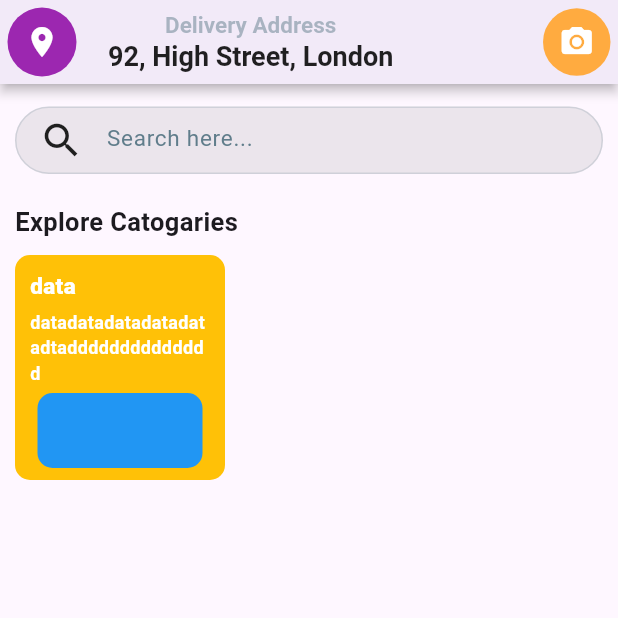
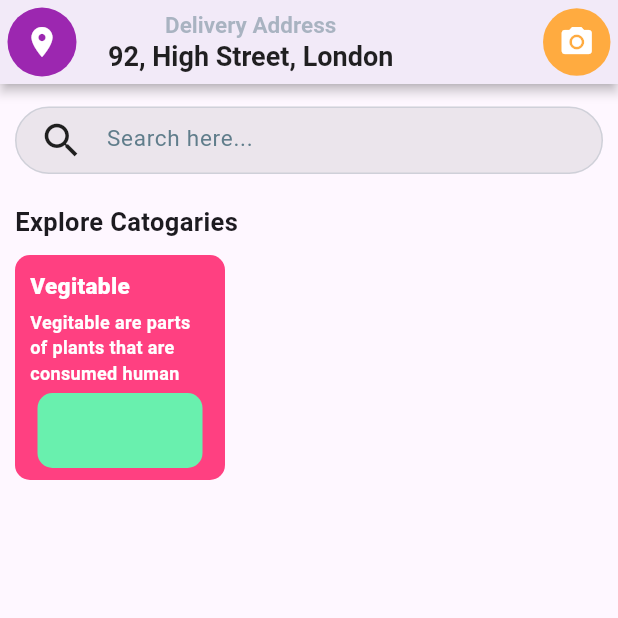
Before and after one commit to DP-Flutter-course/grocery-app-layout, a Flutter app: the screen it shows after launch, on a phone screen of 412 x 824 dp, the top half of it. Run offline on Flutter 3.47's test engine with Material 3 defaults, Android fonts, the phone set to English and light mode, and no system bars.

Commit message:
create widget for the container

```diff
--- a/grocery_app/lib/pages/homePage.dart
+++ b/grocery_app/lib/pages/homePage.dart
@@ -1,6 +1,7 @@
 import 'package:flutter/material.dart';
 import 'package:grocery_app/pages/searchBar.dart';
 import 'package:grocery_app/widgets/appBar.dart';
+import 'package:grocery_app/widgets/firstContainer.dart';
 
 class HomePage extends StatelessWidget {
   const HomePage({super.key});
@@ -36,55 +37,12 @@ class HomePage extends StatelessWidget {
               children: [
                 Padding(
                   padding: const EdgeInsets.only(left: 10),
-                  child: Container(
-                    height: 150,
-                    width: 140,
-                    decoration: BoxDecoration(
-                      borderRadius: BorderRadius.circular(10),
-                      color: Colors.amber,
-                    ),
-
-                    child: Column(
-                      crossAxisAlignment: CrossAxisAlignment.start,
-                      children: [
-                        Padding(
-                          padding: const EdgeInsets.fromLTRB(10, 10, 10, 0),
-                          child: Text(
-                            'data',
-                            style: TextStyle(
-                              color: Colors.white,
-                              fontWeight: FontWeight.w800,
-                              fontSize: 15,
-                            ),
-                          ),
-                        ),
-
-                        Padding(
-                          padding: const EdgeInsets.fromLTRB(10, 5, 10, 5),
-                          child: Text(
-                            'datadatadatadatadatadtadddddddddddddd',
-                            style: TextStyle(
-                              color: Colors.white,
-                              fontWeight: FontWeight.w600,
-                              fontSize: 12,
-                            ),
-                          ),
-                        ),
-
-                        Center(
-                          child: Container(
-                            height: 50,
-                            width: 110,
-                            decoration: BoxDecoration(
-                              borderRadius: BorderRadius.circular(10),
-                              color: Colors.blue
-                            ),
-                          ),
-                        )
-
-
-                      ],
-                    ),
+                  child: Firstcontainer(
+                    title: 'Vegitable',
+                    description: 'Vegitable are parts of plants that are consumed human',
+                    backColor1: Colors.pinkAccent,
+                    backColor2: Colors.greenAccent,
+                    textColor: Colors.white
                   ),
                 ),
 
--- /dev/null
+++ b/grocery_app/lib/widgets/firstContainer.dart
@@ -0,0 +1,69 @@
+import 'package:flutter/material.dart';
+
+class Firstcontainer extends StatelessWidget {
+  final String title;
+  final String description;
+  final Color backColor1;
+  final Color backColor2;
+  final Color textColor;
+  const Firstcontainer({
+    super.key,
+    required this.title,
+    required this.description,
+    required this.backColor1,
+    required this.backColor2,
+    required this.textColor,
+  });
+
+  @override
+  Widget build(BuildContext context) {
+    return Container(
+      height: 150,
+      width: 140,
+      decoration: BoxDecoration(
+        borderRadius: BorderRadius.circular(10),
+        color: backColor1,
+      ),
+
+      child: Column(
+        crossAxisAlignment: CrossAxisAlignment.start,
+        children: [
+          Padding(
+            padding: const EdgeInsets.fromLTRB(10, 10, 10, 0),
+            child: Text(
+              title,
+              style: TextStyle(
+                color: textColor,
+                fontWeight: FontWeight.w800,
+                fontSize: 15,
+              ),
+            ),
+          ),
+
+          Padding(
+            padding: const EdgeInsets.fromLTRB(10, 5, 10, 5),
+            child: Text(
+              description,
+              style: TextStyle(
+                color: textColor,
+                fontWeight: FontWeight.w600,
+                fontSize: 12,
+              ),
+            ),
+          ),
+
+          Center(
+            child: Container(
+              height: 50,
+              width: 110,
+              decoration: BoxDecoration(
+                borderRadius: BorderRadius.circular(10),
+                color: backColor2,
+              ),
+            ),
+          ),
+        ],
+      ),
+    );
+  }
+}
```
